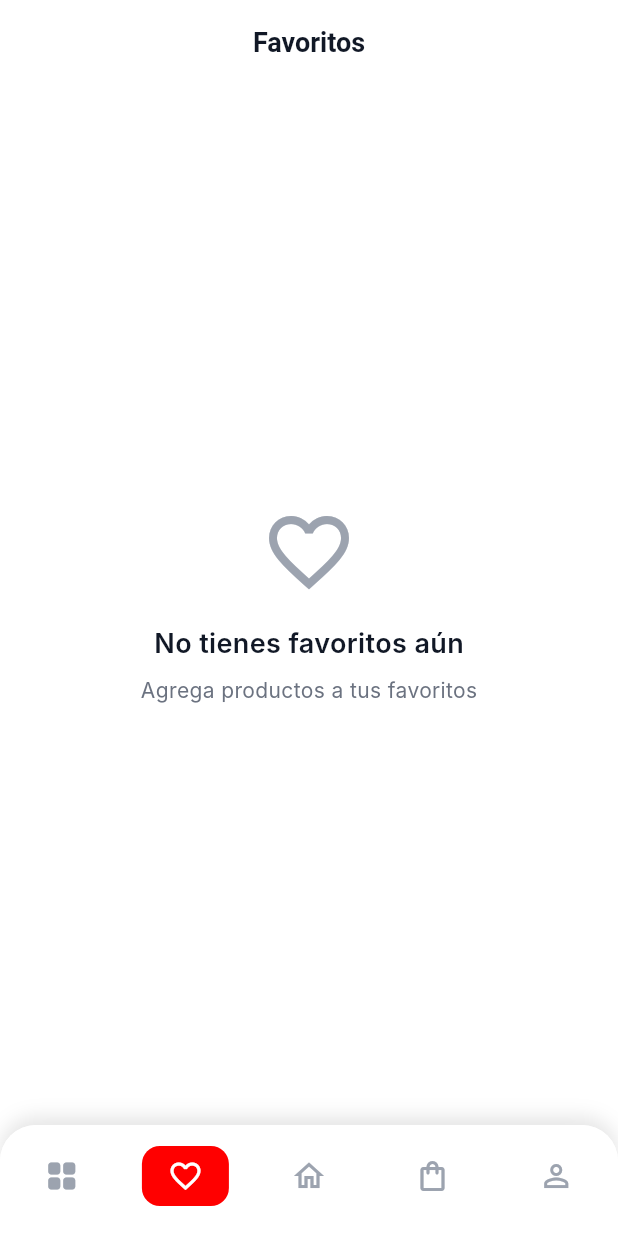
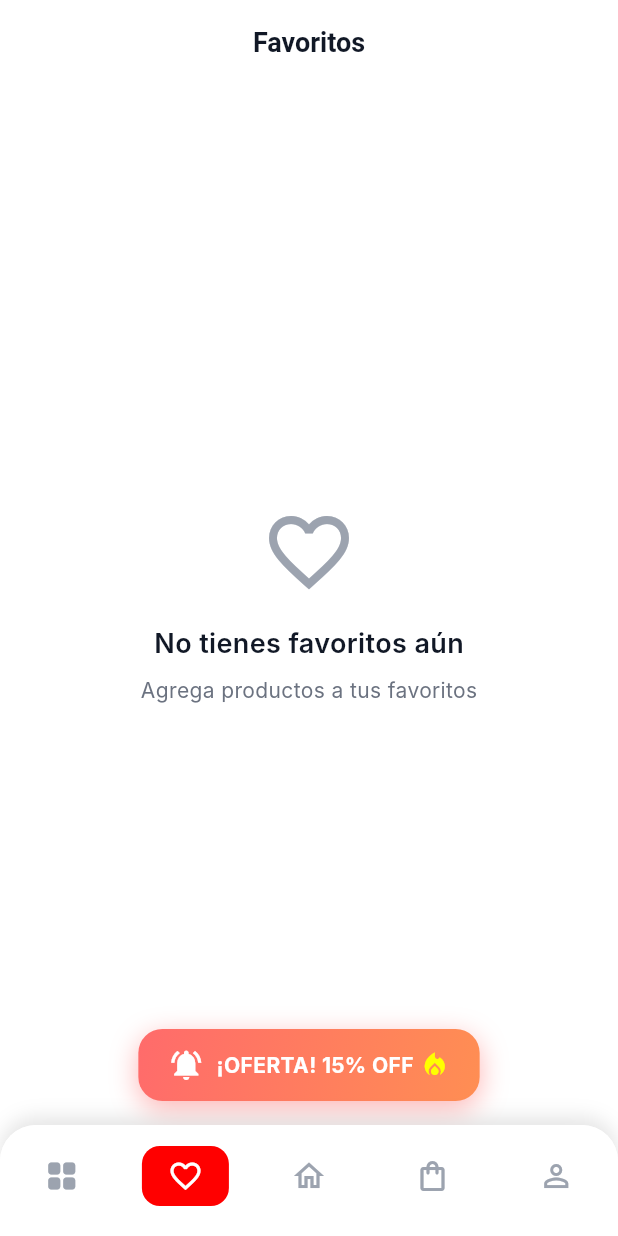
Before and after one commit to Rainkenpor/flutter-max, a Flutter app: the screen it shows after launch, item 2 of the bottom bar chosen, on a phone screen of 412 x 824 dp. Run offline on Flutter 3.47's test engine with Material 3 defaults, Android fonts, the light colour scheme and no system bars; our stand-ins replace cached_network_image, carousel_slider, flutter_local_notifications, smooth_page_indicator; network calls fail; Roboto replaces fonts that are missing (Inter).

Commit message:
feat: Add notification service and integrate local notifications for promotional alerts

```diff
--- a/lib/screens/favorites_screen.dart
+++ b/lib/screens/favorites_screen.dart
@@ -4,9 +4,35 @@ import '../providers/favorites_provider.dart';
 import '../providers/product_provider.dart';
 import '../core/theme/app_colors.dart';
 import '../widgets/common/product_card.dart';
+import '../services/notification_service.dart';
 
 class FavoritesScreen extends StatelessWidget {
   const FavoritesScreen({super.key});
+
+  Future<void> _showPromoNotification(BuildContext context) async {
+    try {
+      await NotificationService().showSamsungWatchPromotion();
+      if (context.mounted) {
+        ScaffoldMessenger.of(context).showSnackBar(
+          const SnackBar(
+            content: Text('¡Notificación enviada! 🔔'),
+            backgroundColor: Colors.green,
+            duration: Duration(seconds: 2),
+          ),
+        );
+      }
+    } catch (e) {
+      if (context.mounted) {
+        ScaffoldMessenger.of(context).showSnackBar(
+          SnackBar(
+            content: Text('Error al enviar notificación: $e'),
+            backgroundColor: Colors.red,
+            duration: const Duration(seconds: 2),
+          ),
+        );
+      }
+    }
+  }
 
   @override
   Widget build(BuildContext context) {
@@ -17,6 +43,59 @@ class FavoritesScreen extends StatelessWidget {
         backgroundColor: AppColors.background,
         elevation: 0,
       ),
+      floatingActionButton: Container(
+        decoration: BoxDecoration(
+          gradient: const LinearGradient(
+            colors: [Color(0xFFFF6B6B), Color(0xFFFF8E53)],
+            begin: Alignment.topLeft,
+            end: Alignment.bottomRight,
+          ),
+          borderRadius: BorderRadius.circular(16),
+          boxShadow: [
+            BoxShadow(
+              color: const Color(0xFFFF6B6B).withOpacity(0.5),
+              blurRadius: 15,
+              offset: const Offset(0, 5),
+            ),
+          ],
+        ),
+        child: Material(
+          color: Colors.transparent,
+          child: InkWell(
+            borderRadius: BorderRadius.circular(16),
+            onTap: () => _showPromoNotification(context),
+            child: Container(
+              padding: const EdgeInsets.symmetric(horizontal: 20, vertical: 12),
+              child: Row(
+                mainAxisSize: MainAxisSize.min,
+                children: const [
+                  Icon(
+                    Icons.notifications_active,
+                    color: Colors.white,
+                    size: 24,
+                  ),
+                  SizedBox(width: 8),
+                  Text(
+                    '¡OFERTA! 15% OFF',
+                    style: TextStyle(
+                      color: Colors.white,
+                      fontSize: 14,
+                      fontWeight: FontWeight.bold,
+                    ),
+                  ),
+                  SizedBox(width: 4),
+                  Icon(
+                    Icons.local_fire_department,
+                    color: Colors.yellowAccent,
+                    size: 20,
+                  ),
+                ],
+              ),
+            ),
+          ),
+        ),
+      ),
+      floatingActionButtonLocation: FloatingActionButtonLocation.centerFloat,
       body: Consumer2<FavoritesProvider, ProductProvider>(
         builder: (context, favoritesProvider, productProvider, child) {
           final favoriteIds = favoritesProvider.favoriteIds;
@@ -43,10 +122,7 @@ class FavoritesScreen extends StatelessWidget {
                   const SizedBox(height: 8),
                   const Text(
                     'Agrega productos a tus favoritos',
-                    style: TextStyle(
-                      fontSize: 14,
-                      color: AppColors.textLight,
-                    ),
+                    style: TextStyle(fontSize: 14, color: AppColors.textLight),
                   ),
                 ],
               ),
@@ -63,9 +139,7 @@ class FavoritesScreen extends StatelessWidget {
               .toList();
 
           if (favoriteProducts.isEmpty) {
-            return const Center(
-              child: CircularProgressIndicator(),
-            );
+            return const Center(child: CircularProgressIndicator());
           }
 
           return GridView.builder(
--- a/pubspec.yaml
+++ b/pubspec.yaml
@@ -55,6 +55,7 @@ dependencies:
 
   # Icons
   font_awesome_flutter: ^10.7.0
+  flutter_local_notifications: ^19.5.0
 
 dev_dependencies:
   flutter_test:
```
Also changed, not shown: lib/services/notification_service.dart (added, +110 -0 lines), pubspec.lock, 4 other files.
